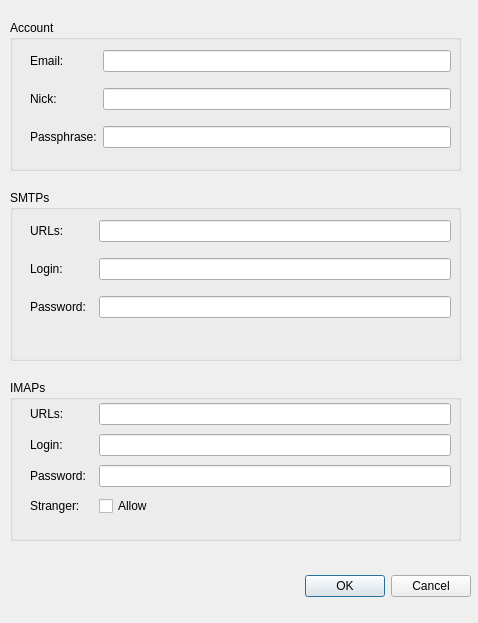
Before: the Qt Designer form qt/optiondialog.ui in bitbaba/bitmail, drawn with Qt 5.
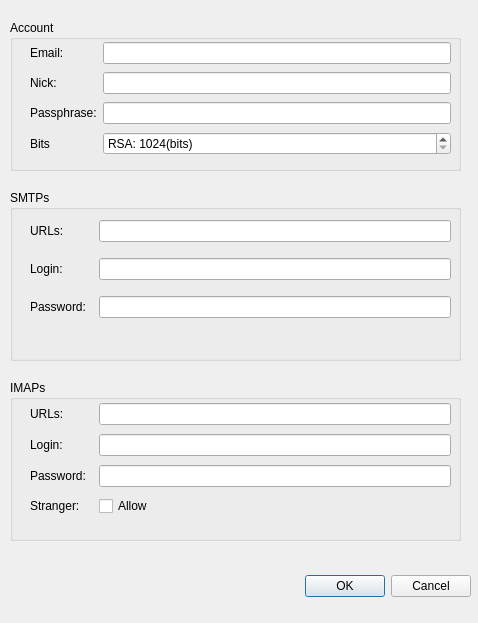
After: the same form once the commit is applied.

Diff of the .ui file:
```diff
--- a/qt/optiondialog.ui
+++ b/qt/optiondialog.ui
@@ -89,6 +89,32 @@
        </property>
       </widget>
      </item>
+     <item row="3" column="0">
+      <widget class="QLabel" name="lbBits">
+       <property name="text">
+        <string>Bits</string>
+       </property>
+      </widget>
+     </item>
+     <item row="3" column="1">
+      <widget class="QSpinBox" name="sbBits">
+       <property name="suffix">
+        <string>(bits)</string>
+       </property>
+       <property name="prefix">
+        <string>RSA: </string>
+       </property>
+       <property name="minimum">
+        <number>1024</number>
+       </property>
+       <property name="maximum">
+        <number>8192</number>
+       </property>
+       <property name="singleStep">
+        <number>1024</number>
+       </property>
+      </widget>
+     </item>
     </layout>
    </widget>
   </widget>
```
Left out of the diff: 55 changed lines with no effect on the pictures.
